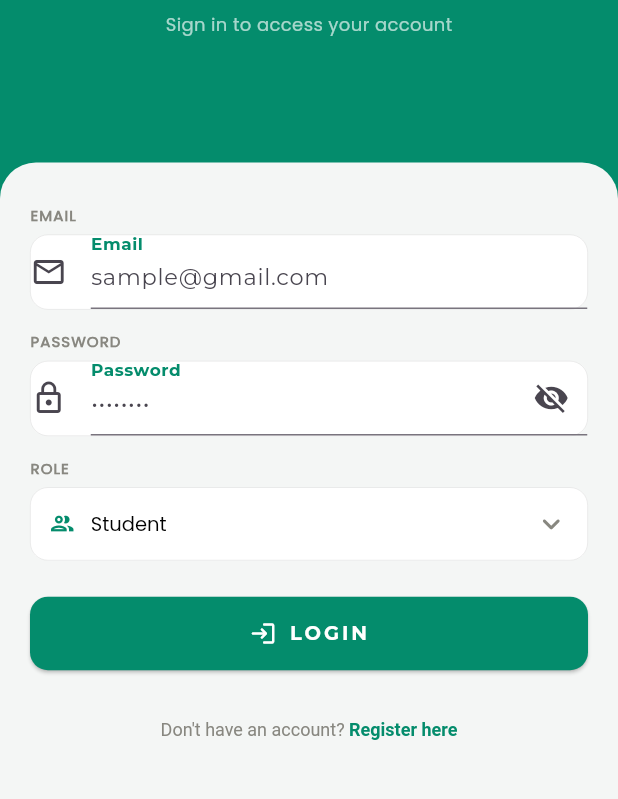
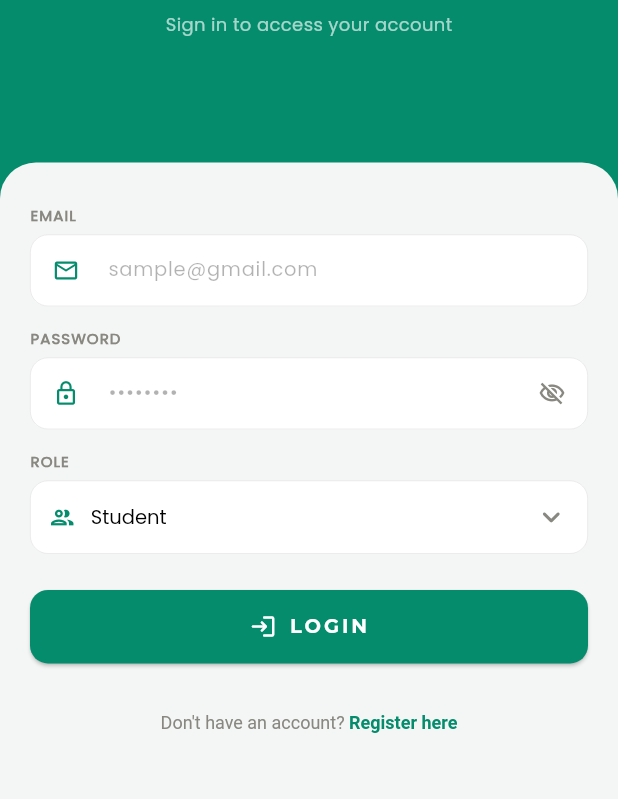
Before and after one commit to Hakureikii/guidance_mobile, a Flutter app: the screen it shows after launch, on a phone screen of 412 x 824 dp, the part 332-1131 px from its top. Run offline on Flutter 3.47's test engine with Material 3 defaults, Android fonts, the phone set to English and light mode, and no system bars; our stand-ins replace shared_preferences, supabase_flutter; missing offline and left inert: bcrypt; accounts and stored records are empty.

Commit message:
Login screen adjustments

```diff
--- a/lib/widgets/page/login_page.dart
+++ b/lib/widgets/page/login_page.dart
@@ -1,5 +1,4 @@
 import 'package:flutter/material.dart';
-import '../custom_field.dart';
 import 'package:url_launcher/url_launcher.dart';
 
 class LoginPageContainer extends StatefulWidget {
@@ -45,6 +44,49 @@ class LoginPageContainerState extends State<LoginPageContainer> {
     launchUrl(url);
   }
 
+  // ── Shared input decoration ───────────────────────────────────────────────────
+
+  InputDecoration _inputDecoration({
+    required String hint,
+    required IconData icon,
+    Widget? suffixIcon,
+  }) {
+    return InputDecoration(
+      hintText: hint,
+      hintStyle: TextStyle(
+        fontFamily: 'Poppins',
+        fontSize: 13,
+        color: Colors.black.withOpacity(0.3),
+      ),
+      prefixIcon: Icon(icon, color: Color(0xFF048c6c), size: 18),
+      suffixIcon: suffixIcon,
+      filled: true,
+      fillColor: Colors.white,
+      contentPadding: EdgeInsets.symmetric(vertical: 14, horizontal: 12),
+      border: OutlineInputBorder(
+        borderRadius: BorderRadius.circular(12),
+        borderSide: BorderSide(color: Colors.black.withOpacity(0.1), width: 0.5),
+      ),
+      enabledBorder: OutlineInputBorder(
+        borderRadius: BorderRadius.circular(12),
+        borderSide: BorderSide(color: Colors.black.withOpacity(0.1), width: 0.5),
+      ),
+      focusedBorder: OutlineInputBorder(
+        borderRadius: BorderRadius.circular(12),
+        borderSide: BorderSide(color: Color(0xFF048c6c), width: 1.5),
+      ),
+      errorBorder: OutlineInputBorder(
+        borderRadius: BorderRadius.circular(12),
+        borderSide: BorderSide(color: Colors.redAccent, width: 1),
+      ),
+      focusedErrorBorder: OutlineInputBorder(
+        borderRadius: BorderRadius.circular(12),
+        borderSide: BorderSide(color: Colors.redAccent, width: 1.5),
+      ),
+      errorStyle: TextStyle(fontFamily: 'Poppins', fontSize: 10),
+    );
+  }
+
   @override
   Widget build(BuildContext context) {
     return Scaffold(
@@ -60,7 +102,6 @@ class LoginPageContainerState extends State<LoginPageContainer> {
                 child: Column(
                   mainAxisAlignment: MainAxisAlignment.center,
                   children: [
-                    // Icon badge
                     Container(
                       width: 72,
                       height: 72,
@@ -126,45 +167,52 @@ class LoginPageContainerState extends State<LoginPageContainer> {
                     child: Column(
                       crossAxisAlignment: CrossAxisAlignment.start,
                       children: [
-                        // Email
+
+                        // ── Email ──────────────────────────────────────────────
                         _fieldLabel('Email'),
                         SizedBox(height: 6),
-                        _fieldWrapper(
-                          child: CustomField(
-                            isObscured: false,
-                            textController: widget.emailController,
-                            validator: widget.emailValidator,
+                        TextFormField(
+                          controller: widget.emailController,
+                          validator: widget.emailValidator,
+                          keyboardType: TextInputType.emailAddress,
+                          style: TextStyle(fontFamily: 'Poppins', fontSize: 13),
+                          decoration: _inputDecoration(
+                            hint: 'sample@gmail.com',
                             icon: Icons.email_outlined,
-                            hint: 'sample@gmail.com',
-                            label: 'Email',
-                            readOnly: false,
                           ),
                         ),
 
                         SizedBox(height: 14),
 
-                        // Password
+                        // ── Password ───────────────────────────────────────────
                         _fieldLabel('Password'),
                         SizedBox(height: 6),
-                        _fieldWrapper(
-                          child: PasswordField(
-                            validator: widget.passwordValidator,
-                            passwordToggle: () {
-                              setState(() {
-                                isObscured = !isObscured;
-                              });
-                            },
-                            isObscured: isObscured,
-                            textController: widget.passwordController,
+                        TextFormField(
+                          controller: widget.passwordController,
+                          validator: widget.passwordValidator,
+                          obscureText: isObscured,
+                          style: TextStyle(fontFamily: 'Poppins', fontSize: 13),
+                          decoration: _inputDecoration(
+                            hint: '••••••••',
                             icon: Icons.lock_outline,
-                            hint: '••••••••',
-                            label: 'Password',
+                            suffixIcon: IconButton(
+                              icon: Icon(
+                                isObscured
+                                    ? Icons.visibility_off_outlined
+                                    : Icons.visibility_outlined,
+                                color: Color(0xFF888780),
+                                size: 18,
+                              ),
+                              onPressed: () {
+                                setState(() => isObscured = !isObscured);
+                              },
+                            ),
                           ),
                         ),
 
                         SizedBox(height: 14),
 
-                        // Role
+                        // ── Role dropdown ──────────────────────────────────────
                         _fieldLabel('Role'),
                         SizedBox(height: 6),
                         Container(
@@ -210,7 +258,7 @@ class LoginPageContainerState extends State<LoginPageContainer> {
 
                         SizedBox(height: 24),
 
-                        // Login button
+                        // ── Login button ───────────────────────────────────────
                         SizedBox(
                           width: double.infinity,
                           child: ElevatedButton.icon(
@@ -238,7 +286,7 @@ class LoginPageContainerState extends State<LoginPageContainer> {
 
                         SizedBox(height: 16),
 
-                        // Register link
+                        // ── Register link ──────────────────────────────────────
                         Center(
                           child: TextButton(
                             onPressed: _register,
@@ -251,7 +299,9 @@ class LoginPageContainerState extends State<LoginPageContainer> {
                                 children: [
                                   TextSpan(
                                     text: "Don't have an account? ",
-                                    style: TextStyle(color: Color(0xFF888780)),
+                                    style: TextStyle(
+                                      color: Color(0xFF888780),
+                                    ),
                                   ),
                                   TextSpan(
                                     text: 'Register here',
@@ -291,18 +341,4 @@ class LoginPageContainerState extends State<LoginPageContainer> {
       ),
     );
   }
-
-  // ── Field wrapper ─────────────────────────────────────────────────────────────
-  // Wraps CustomField / PasswordField in the same white card style
-
-  Widget _fieldWrapper({required Widget child}) {
-    return Container(
-      decoration: BoxDecoration(
-        color: Colors.white,
-        borderRadius: BorderRadius.circular(12),
-        border: Border.all(color: Colors.black.withOpacity(0.1), width: 0.5),
-      ),
-      child: child,
-    );
-  }
 }
```
Also changed, not shown: pubspec.lock.
